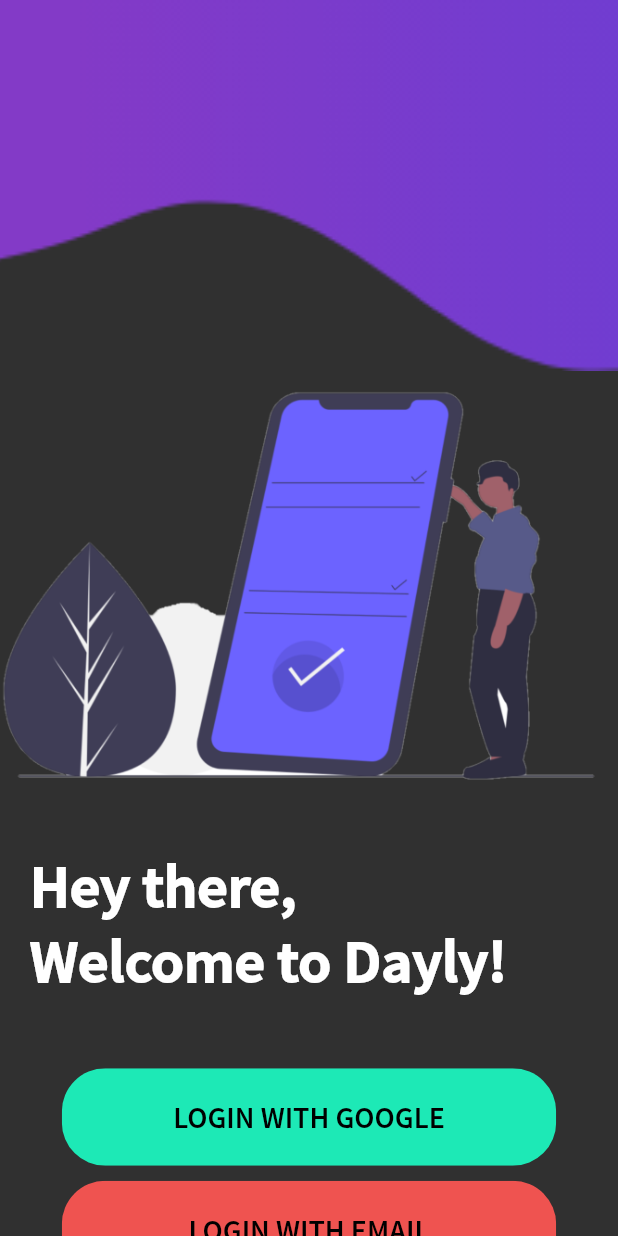
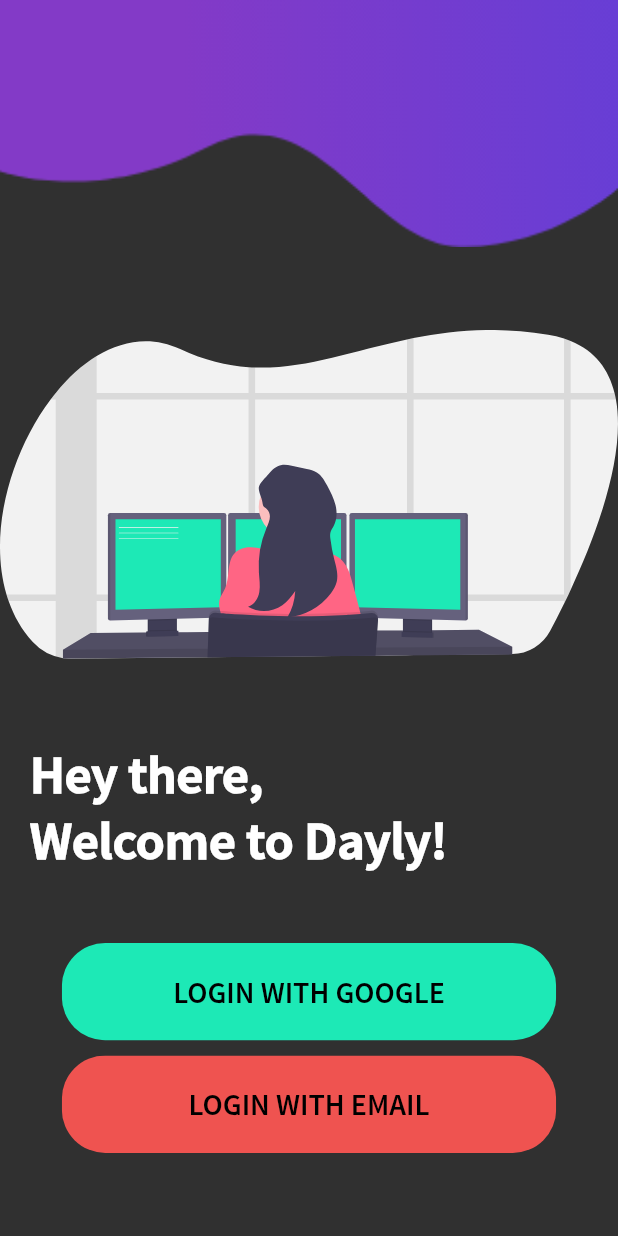
Before and after one commit to chwoozy/dayly, a Flutter app: the screen it shows after launch, on a phone screen of 412 x 824 dp. Run offline on Flutter 3.47's test engine with Material 2 defaults, Android fonts, the light colour scheme and no system bars; our stand-ins replace cloud_firestore, curved_navigation_bar, email_validator, firebase_auth, firebase_storage, flutter_spinkit and 9 more; missing offline and left inert: flutter_material_pickers, googleapis, syncfusion_flutter_core; accounts and stored records are empty.

Commit message:
resolve some issues regarding aspect ratios

```diff
--- a/lib/components/loading.dart
+++ b/lib/components/loading.dart
@@ -1,4 +1,3 @@
-import 'package:dayly/components/constants.dart';
 import 'package:flutter/material.dart';
 import 'package:flutter_spinkit/flutter_spinkit.dart';
 
--- a/lib/pages/authenticate/landing.dart
+++ b/lib/pages/authenticate/landing.dart
@@ -1,6 +1,9 @@
+import 'dart:math';
+
 import 'package:flutter/material.dart';
 import 'package:dayly/components/rounded-button.dart';
 import 'package:dayly/services/auth.dart';
+import 'package:flutter_svg/flutter_svg.dart';
 
 class Landing extends StatefulWidget {
   @override
@@ -9,38 +12,39 @@
 
 class _LandingState extends State<Landing> {
   final AuthService _authService = AuthService();
+  List<String> randomLanding = [
+    'assets/images/landing-logo-productivity.svg',
+    'assets/images/landing-logo-focus.svg',
+    'assets/images/landing-logo-program.svg',
+  ];
+  Random rand = Random();
+
   @override
   Widget build(BuildContext context) {
     Size size = MediaQuery.of(context).size;
+    int max = randomLanding.length;
+    int r = rand.nextInt(max);
+    print(r);
 
-    return Container(
-      height: size.height,
-      width: double.infinity,
-      child: Scaffold(
-          resizeToAvoidBottomInset: false,
+    return Scaffold(
         body: Column(
       crossAxisAlignment: CrossAxisAlignment.center,
       children: <Widget>[
         Container(
-                  height: size.height * 0.3,
-                  child: Stack(
-                    children: <Widget>[
-                      Positioned(
+            height: size.height * 0.2,
+            width: size.width,
             child: Container(
               decoration: BoxDecoration(
                   image: DecorationImage(
-                            fit: BoxFit.cover,
+                fit: BoxFit.fill,
                 image: AssetImage('assets/images/landing-bar.png'),
               )),
-                        ),
-                      ),
-                    ],
             )),
-              SizedBox(height: size.height * 0.01),
+        SizedBox(height: size.height * 0.05),
         Center(
-                child: Image.asset(
-                  'assets/images/landing-main.png',
-                  scale: 1.5,
+          child: SvgPicture.asset(
+            randomLanding[r],
+            height: size.height * 0.3,
           ),
         ),
         SizedBox(height: size.height * 0.05),
@@ -53,7 +57,7 @@
                 children: <Widget>[
                   Text('Hey there, \nWelcome to Dayly!',
                       style: TextStyle(
-                              fontSize: 40,
+                        fontSize: size.aspectRatio * 70,
                         fontWeight: FontWeight.bold,
                       ))
                 ],
@@ -78,7 +82,6 @@
           },
         ),
       ],
-          )),
-    );
+    ));
   }
 }
```
Also changed, not shown: lib/pages/profile/profile.dart (+22 -18 lines), assets/images/landing-logo-focus.svg (added), assets/images/landing-logo-productivity.svg (added), assets/images/landing-logo-program.svg (added). Lines whose indentation alone changed are shown as unchanged.
